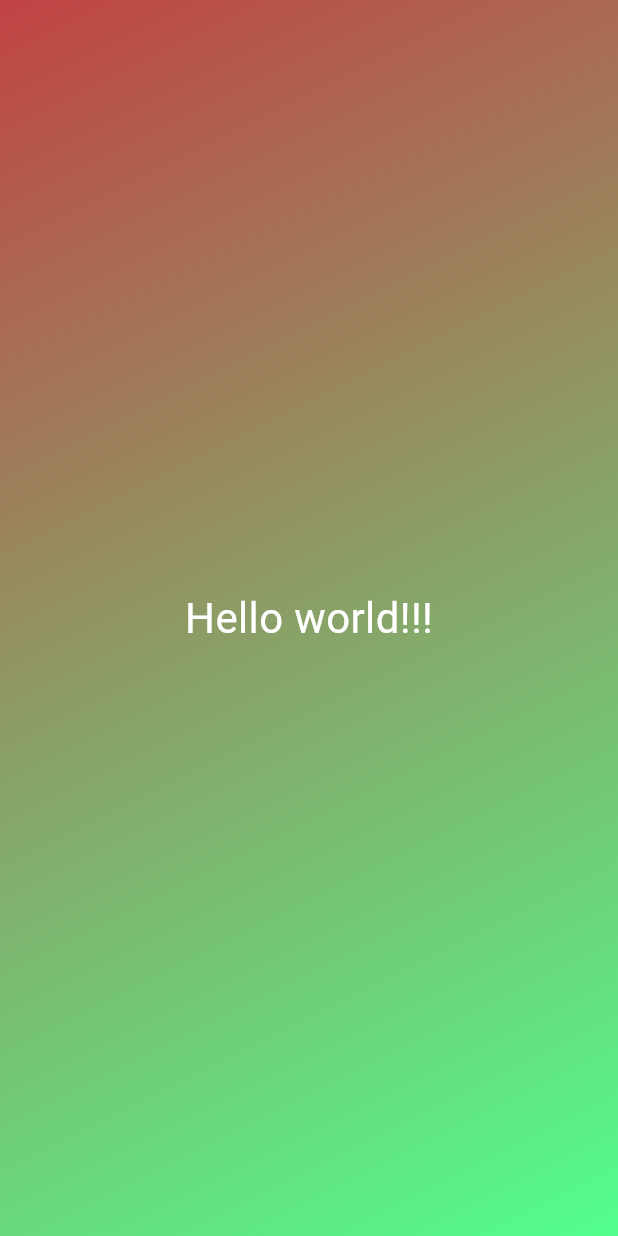
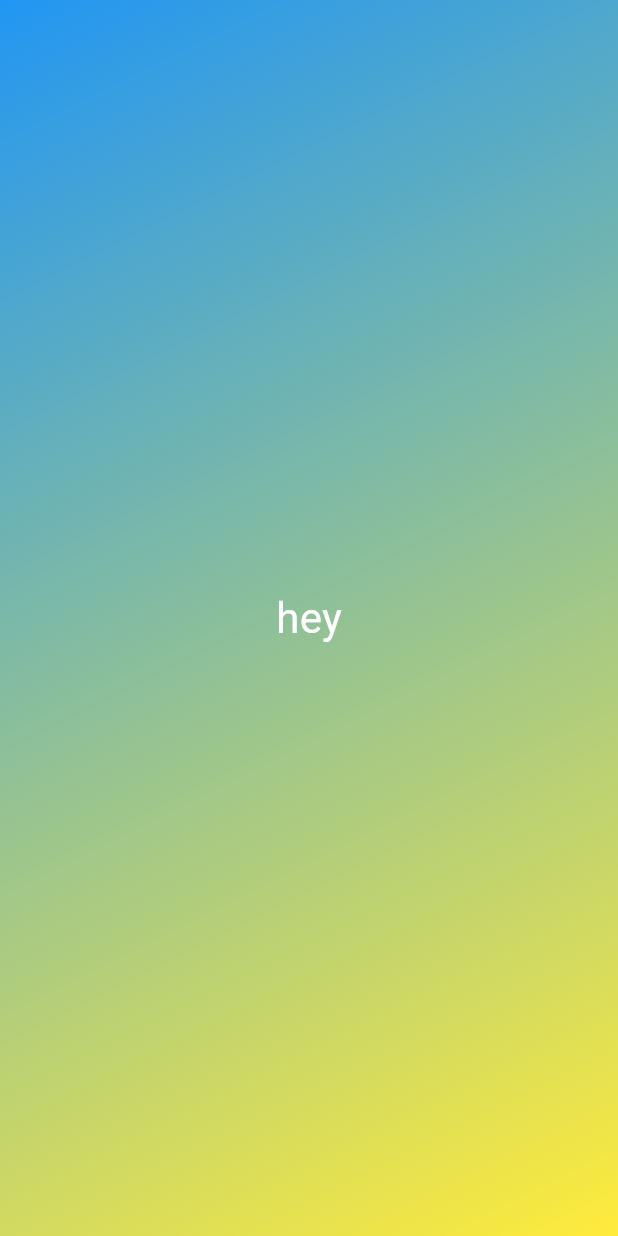
Before and after one commit to RoHit4100/DiceRollerWithFlutter-, a Flutter app: the screen it shows after launch, on a phone screen of 412 x 824 dp. Run offline on Flutter 3.47's test engine with Material 3 defaults, Android fonts, the phone set to English and light mode, and no system bars.

Commit message:
instance parameters are done

```diff
--- a/lib/gradient_color.dart
+++ b/lib/gradient_color.dart
@@ -5,21 +5,19 @@ const startColorGradient = Alignment.topLeft;
 const endColorGradient = Alignment.bottomRight;
 
 class GradientColor extends StatelessWidget {
-  const GradientColor({super.key});
+  final List<Color> colors;
+  const GradientColor({super.key, required this.colors});
 
   @override
   Widget build(context) {
     return Container(
-        decoration: const BoxDecoration(
+        decoration: BoxDecoration(
           gradient: LinearGradient(
-            colors: [
-              Color.fromARGB(255, 193, 67, 67),
-              Color.fromARGB(255, 82, 255, 140)
-            ],
+            colors: colors,
             begin: startColorGradient,
             end: endColorGradient,
           ),
         ),
-        child: const StyleText());
+        child: const StyleText("hey"));
   }
 }
--- a/lib/main.dart
+++ b/lib/main.dart
@@ -5,7 +5,7 @@ void main() {
   runApp(
     const MaterialApp(
       home: Scaffold(
-        body: GradientColor()
+        body: GradientColor(colors: [Colors.blue, Colors.yellow],)
       ),
     ),
   );
--- a/lib/style_text.dart
+++ b/lib/style_text.dart
@@ -1,16 +1,15 @@
 import 'package:flutter/material.dart';
 
 class StyleText extends StatelessWidget {
-  const StyleText({super.key});
+  final String text;
+  const StyleText(this.text, {super.key});
 
   @override
   Widget build(context) {
-    return const Center(
+    return Center(
       child: Text(
-        "Hello world!!!",
-        style: TextStyle(
-          color: Colors.white,
-          fontSize: 28),
+        text,
+        style: const TextStyle(color: Colors.white, fontSize: 28),
       ),
     );
   }
```
Also changed, not shown: 1 other file.
